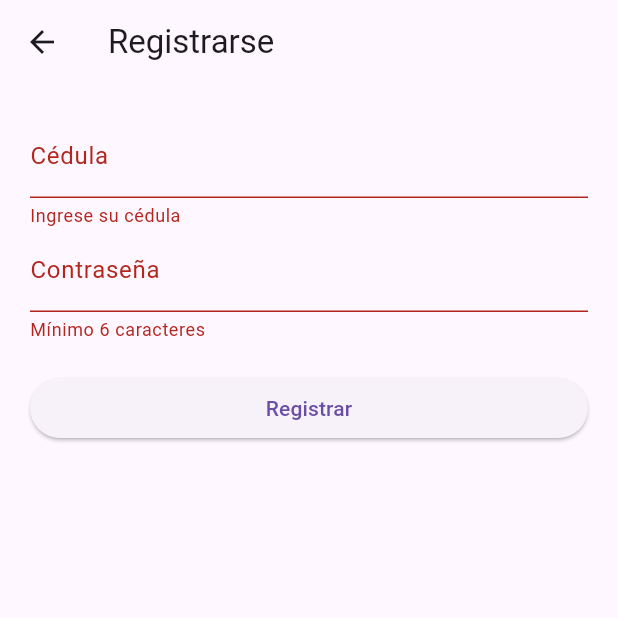
After one commit to EmergencyDrink/proyectofinal, a Flutter app: the RegistroPage screen opened directly, after a tap on "Registrar", on a phone screen of 412 x 824 dp, the top half of it. The commit adds this screen. Run offline on Flutter 3.47's test engine with Material 3 defaults, Android fonts, the phone set to English and light mode, and no system bars; our stand-ins replace carousel_slider, google_maps_flutter; network calls fail.

Commit message:
Login y registro añadido y actualizado

```diff
--- a/lib/api/api_service.dart
+++ b/lib/api/api_service.dart
@@ -110,6 +110,8 @@ static Future<Map<String, dynamic>> cambiarClave(String cedula, String clave) as
     return jsonDecode(response.body);
   }
 
+
+
   // Helpers
   static List<dynamic> _handleListResponse(http.Response response) {
     if (response.statusCode == 200) {
--- a/lib/main.dart
+++ b/lib/main.dart
@@ -1,8 +1,8 @@
 import 'package:flutter/material.dart';
 import 'package:proyectofinal/screens/home_screen2.dart';
-//import 'package:proyectofinal/screens/home_screen2.dart';
+import 'package:proyectofinal/screens/registro_page.dart';
+import 'package:proyectofinal/screens/registro_screen.dart';
 import '/screens/home_screen.dart';
-import 'package:proyectofinal/screens/home_screen2.dart';
 import 'package:proyectofinal/screens/recuperar_clave_page.dart';
 import 'package:proyectofinal/screens/cambiar_clave_page.dart';
 
@@ -29,9 +29,10 @@ class MyApp extends StatelessWidget {
 
       // 👇 Todas las rutas registradas aquí
       routes: {
-        '/home': (context) => const HomeScreen2(),
+        '/home': (context) => const HomeScreen(),
         '/recuperar': (context) => const RecuperarClavePage(),
         '/cambiar': (context) => const CambiarClavePage(),
+        '/registro': (context) => const RegistroScreen(),
       },
     );
   }
--- a/lib/screens/home_screen2.dart
+++ b/lib/screens/home_screen2.dart
@@ -8,7 +8,6 @@ const kInputBorder = OutlineInputBorder(
   borderSide: BorderSide(color: kPrimaryColor),
   borderRadius: BorderRadius.all(Radius.circular(10)),
 );
-
 
 class HomeScreen2 extends StatefulWidget {
   const HomeScreen2({super.key});
@@ -36,6 +35,11 @@ class _HomeScreen2State extends State<HomeScreen2> {
         backgroundColor: response['exito'] == true ? Colors.green : Colors.red,
       ),
     );
+
+    // Si la respuesta es exitosa, redirige al home
+    if (response['exito'] == true) {
+      Navigator.pushReplacementNamed(context, '/home');
+    }
   }
 
   @override
@@ -91,6 +95,12 @@ class _HomeScreen2State extends State<HomeScreen2> {
                         child: const Text("Iniciar Sesión"),
                       ),
                       TextButton(
+                        onPressed: () {
+                          Navigator.pushNamed(context, '/registro');
+                        },
+                        child: const Text('¿No tienes cuenta? Regístrate'),
+                      ),
+                      TextButton(
                         onPressed: () => Navigator.pushNamed(context, '/recuperar'),
                         child: const Text("¿Olvidaste tu clave?"),
                       ),
--- /dev/null
+++ b/lib/screens/registro_page.dart
@@ -0,0 +1,106 @@
+import 'package:flutter/material.dart';
+import 'package:http/http.dart' as http;
+import 'dart:convert';
+
+class RegistroPage extends StatefulWidget {
+  const RegistroPage({super.key});
+
+  @override
+  State<RegistroPage> createState() => _RegistroPageState();
+}
+
+class _RegistroPageState extends State<RegistroPage> {
+  final _formKey = GlobalKey<FormState>();
+  String nombre = '';
+  String cedula = '';
+  String correo = '';
+  String clave = '';
+
+  Future<void> registrarUsuario() async {
+    if (_formKey.currentState!.validate()) {
+      _formKey.currentState!.save();
+
+      // URL de la API de registro
+      const url = 'https://adamix.net/defensa_civil/def/registro.php';
+
+      try {
+        // Enviar datos a la API
+        final response = await http.post(
+          Uri.parse(url),
+          body: {
+            'nombre': nombre,
+            'cedula': cedula,
+            'correo': correo,
+            'clave': clave,
+          },
+        );
+
+        // Si la respuesta es exitosa, continuar con el registro
+        if (response.statusCode == 200) {
+          final data = json.decode(response.body);
+
+          // Verifica si la respuesta contiene éxito
+          if (data['success'] == true) {
+            ScaffoldMessenger.of(context).showSnackBar(
+              const SnackBar(content: Text('¡Registro exitoso!')),
+            );
+
+            // Regresar al login después de 2 segundos
+            Future.delayed(const Duration(seconds: 2), () {
+              Navigator.pop(context); // vuelve atrás
+            });
+          } else {
+            // Si la respuesta no es exitosa, muestra el mensaje de error
+            ScaffoldMessenger.of(context).showSnackBar(
+              SnackBar(content: Text(data['message'] ?? 'Error al registrar')),
+            );
+          }
+        } else {
+          throw Exception('Error al conectar con el servidor');
+        }
+      } catch (e) {
+        ScaffoldMessenger.of(context).showSnackBar(
+          const SnackBar(content: Text('Error de conexión')),
+        );
+      }
+    }
+  }
+
+  @override
+  Widget build(BuildContext context) {
+    return Scaffold(
+      appBar: AppBar(title: const Text('Registrarse')),
+      body: Padding(
+        padding: const EdgeInsets.all(20.0),
+        child: Form(
+          key: _formKey,
+          child: ListView(
+            children: [
+              TextFormField(
+                decoration: const InputDecoration(labelText: 'Cédula'),
+                keyboardType: TextInputType.number,
+                validator: (value) {
+                  if (value!.isEmpty) return 'Ingrese su cédula';
+                  if (value.length != 11) return 'La cédula debe tener 11 dígitos';
+                  return null;
+                },
+                onSaved: (value) => cedula = value!,
+              ),
+              TextFormField(
+                decoration: const InputDecoration(labelText: 'Contraseña'),
+                obscureText: true,
+                validator: (value) => value!.length < 6 ? 'Mínimo 6 caracteres' : null,
+                onSaved: (value) => clave = value!,
+              ),
+              const SizedBox(height: 20),
+              ElevatedButton(
+                onPressed: registrarUsuario,
+                child: const Text('Registrar'),
+              ),
+            ],
+          ),
+        ),
+      ),
+    );
+  }
+}
--- a/pubspec.yaml
+++ b/pubspec.yaml
@@ -17,8 +17,8 @@ dependencies:
   cached_network_image: ^3.2.3
   google_maps_flutter: ^2.12.1
   flutter_dotenv: ^5.0.2
+  carousel_slider: ^5.0.0
 
-  carousel_slider: ^5.0.0
 dev_dependencies:
   flutter_test:
     sdk: flutter
```
